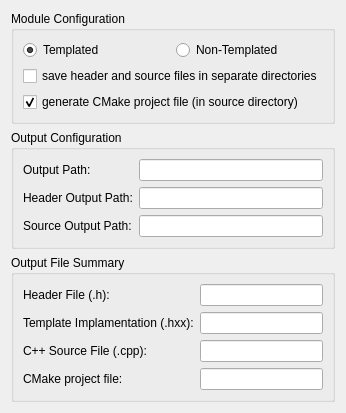
First picture: the form in src/WizardPageSummary.ui, repository flowexpert/charon, before the edit.
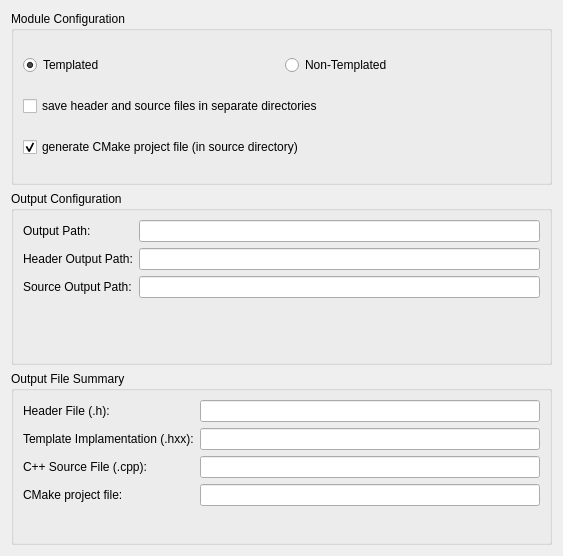
Second picture: the form after the edit. Custom widgets are drawn as their Qt base class.

```diff
--- a/src/WizardPageSummary.ui
+++ b/src/WizardPageSummary.ui
@@ -6,8 +6,8 @@
    <rect>
     <x>0</x>
     <y>0</y>
-    <width>337</width>
-    <height>379</height>
+    <width>563</width>
+    <height>556</height>
    </rect>
   </property>
   <property name="title">
```
Left out of the diff: 131 changed lines with no effect on the pictures.
